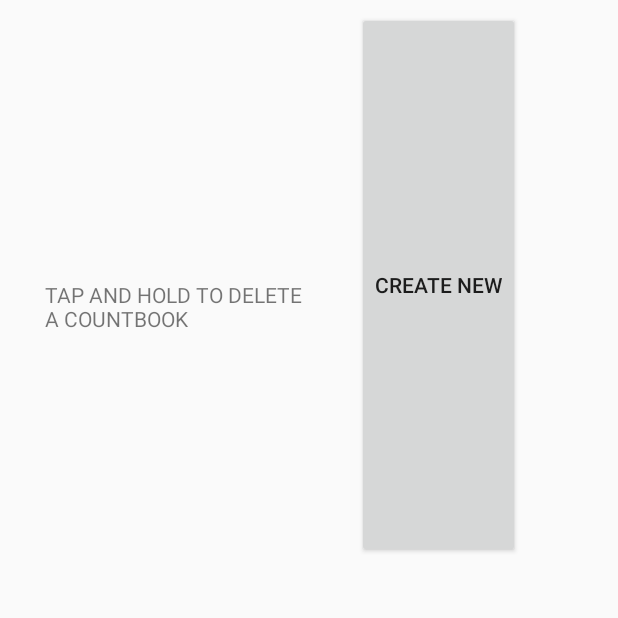
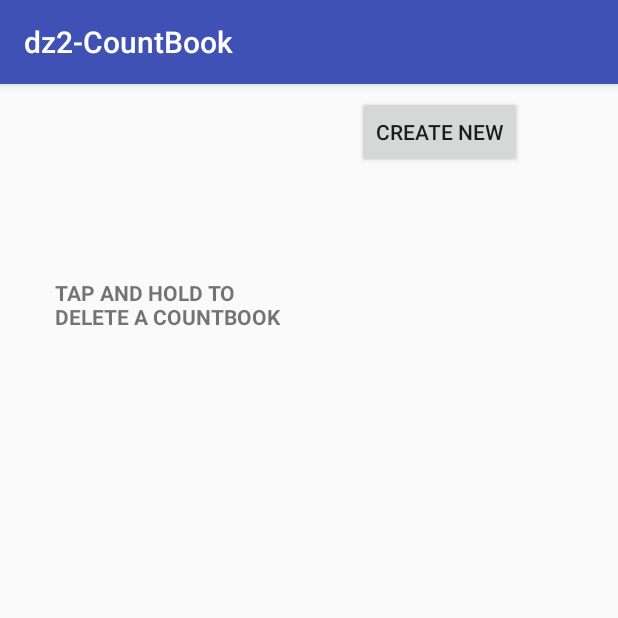
Before and after one commit to dz2/dz2-CountBook, an Android app: the screen it shows after launch (MainActivity), on a phone screen of 412 x 824 dp, the top half of it. Run offline under Robolectric (Android 15) with nearby library versions, the phone set to English and light mode, and no system bars.

Commit message:
ClassCounterMajorUpdate

```diff
--- a/app/src/main/AndroidManifest.xml
+++ b/app/src/main/AndroidManifest.xml
@@ -17,7 +17,9 @@
             </intent-filter>
         </activity>
         <activity android:name=".CreateNew"
-            android:label="CreateNew"/>
+            android:label="dz2-CounterBook"></activity>
+        <activity android:name=".EditOld"
+            android:label="dz2-CounterBook"></activity>
 
     </application>
 
--- a/app/src/main/java/dizhang/com/example/dz2_countbook/EditOld.java
+++ b/app/src/main/java/dizhang/com/example/dz2_countbook/EditOld.java
@@ -1,8 +1,11 @@
 package dizhang.com.example.dz2_countbook;
+
+import android.app.Activity;
 
 /**
  * Created by ggranked on 2017-10-01.
  */
 
-public class EditOld {
+public class EditOld extends Activity{
+
 }
--- a/app/src/main/java/dizhang/com/example/dz2_countbook/MainActivity.java
+++ b/app/src/main/java/dizhang/com/example/dz2_countbook/MainActivity.java
@@ -1,6 +1,7 @@
 package dizhang.com.example.dz2_countbook;
 
 import java.io.BufferedReader;
+import java.io.BufferedWriter;
 import java.io.FileInputStream;
 import java.io.FileNotFoundException;
 import java.io.FileOutputStream;
@@ -9,6 +10,7 @@ import java.io.InputStreamReader;
 import java.io.OutputStream;
 import java.io.OutputStreamWriter;
 import java.lang.reflect.Type;
+import java.security.cert.CRLReason;
 import java.util.ArrayList;
 import java.util.Date;
 
@@ -16,6 +18,8 @@ import android.app.Activity;
 import android.content.Context;
 import android.content.Intent;
 import android.os.Bundle;
+import android.support.v7.app.ActionBar;
+import android.support.v7.app.ActionBarActivity;
 import android.support.v7.app.AppCompatActivity;
 import android.util.Log;
 import android.view.View;
@@ -34,18 +38,16 @@ import com.google.gson.reflect.TypeToken;
 
 import java.util.ArrayList;
 
-public class MainActivity extends Activity {
+public class MainActivity extends AppCompatActivity {
     private static final String FILENAME = "file.sav";
 
-    public static ArrayList bookList;
+    public static ArrayList <Counter> bookList = new ArrayList<Counter>();
 
-    ListView mainListDis;
-
-    private ArrayList mainList;
+    private ListView mainListDis;
 
     private ArrayAdapter<Counter> adapter;
 
-    TextView textView;
+    Button createNew;
 
 
 
@@ -54,13 +56,69 @@ public class MainActivity extends Activity {
         super.onCreate(savedInstanceState);
         setContentView(R.layout.activity_main);
 
+
+
+
+
         mainListDis = (ListView) findViewById(R.id.counterList);
+        createNew = (Button) findViewById(R.id.createButton);
+        //registerForContextMenu(mainListDis);
+
+        createNew.setOnClickListener(new View.OnClickListener(){
+            public void onClick(View v) {
+                Intent intent = new Intent(MainActivity.this, CreateNew.class);
+                startActivity(intent);
+            }
+        });
+
+
+        mainListDis.setOnItemClickListener(new AdapterView.OnItemClickListener(){
+            @Override
+            public void onItemClick(AdapterView<?> parent, View v,int position,long id){
+                Intent intent = new Intent(MainActivity.this, CreateNew.class);
+                intent.putExtra("item_position",position);
+                startActivityForResult(intent, 1);
+                finish();
+            }
+        });
+
+        mainListDis.setOnItemLongClickListener(new AdapterView.OnItemLongClickListener(){
+            @Override
+            public boolean onItemLongClick(AdapterView<?> parent, View v, int position, long id){
+                bookList.remove(position);
+                adapter.notifyDataSetChanged();
+                //counter = (TextView) findViewById(R.id.count);
+                //counter.setText("number of entries : "+sizeList.size());
+                try {
+                    FileOutputStream fos = openFileOutput(FILENAME,
+                            Context.MODE_PRIVATE);
+                    BufferedWriter out = new BufferedWriter(new OutputStreamWriter(fos));
+
+                    Gson gson = new Gson();
+
+                    gson.toJson(MainActivity.bookList, out);
+
+                    out.flush();
+
+
+                    fos.close();
+
+                } catch (FileNotFoundException e) {
+                    throw new RuntimeException();
+                } catch (IOException e) {
+                    throw new RuntimeException();
+                }
+                return true;
+            }
+
+        });
 
 
 
 
 
-        setupButton();
+
+       // setupButton();
 
         //mainListDis = (ListView) findViewById(R.id.counterList);
 
@@ -79,9 +137,11 @@ public class MainActivity extends Activity {
         Intent intent = new Intent(this, CreateNew.class);
         startActivity(intent);
         finish();
-    }*/
+    }
 
    private void setupButton() {
+       bookList = new ArrayList<Counter>();
+       bookList.add(new Counter("Test", "1", "yes"));
 
         Button myButton = (Button) findViewById(R.id.createButton);
         myButton.setOnClickListener(new View.OnClickListener(){
@@ -93,7 +153,40 @@ public class MainActivity extends Activity {
             }
 
         });
+    }*/
+   public void addNew(View view){
+       Intent i = new Intent(this, CreateNew.class);
+       startActivity(i);
+       finish();
+   }
+
+
+
+
+    private void LoadFromFile(){
+        try {
+            FileInputStream fis = openFileInput(FILENAME);
+            BufferedReader in = new BufferedReader(new InputStreamReader(fis));
+
+            Gson gson = new Gson();
+
+            bookList = gson.fromJson(in, new TypeToken<ArrayList<Counter>>(){}.getType());
+
+            fis.close();
+
+        } catch (FileNotFoundException e) {
+//            sizeList = new ArrayList<Size>();
+        } catch (IOException e) {
+            throw new RuntimeException();
+        }
+    }
+    @Override
+    protected void onStart() {
+        super.onStart();
+        bookList = new ArrayList<Counter>();
+        LoadFromFile();
+
+        mainListDis.setAdapter(adapter);
     }
 
-
 }
--- a/app/src/main/res/layout/activity_main.xml
+++ b/app/src/main/res/layout/activity_main.xml
@@ -4,37 +4,24 @@
     xmlns:tools="http://schemas.android.com/tools"
     android:layout_width="match_parent"
     android:layout_height="match_parent"
-    tools:context="dizhang.com.example.dz2_countbook.MainActivity">
+    tools:context="dizhang.com.example.dz2_countbook.MainActivity"
+    tools:layout_editor_absoluteY="81dp"
+    tools:layout_editor_absoluteX="0dp">
 
     <Button
         android:id="@+id/createButton"
-        android:layout_width="wrap_content"
-        android:layout_height="0dp"
+        android:layout_width="110dp"
+        android:layout_height="wrap_content"
+        android:layout_marginBottom="8dp"
         android:layout_marginLeft="238dp"
         android:layout_marginStart="238dp"
         android:layout_marginTop="8dp"
+        android:onClick="addNew"
         android:text="Create New"
+        app:layout_constraintBottom_toTopOf="@+id/counterList"
         app:layout_constraintLeft_toLeftOf="parent"
         app:layout_constraintTop_toTopOf="parent"
-        android:layout_marginBottom="8dp"
-        app:layout_constraintBottom_toTopOf="@+id/counterList" />
-
-    <TextView
-        android:id="@+id/textView"
-        android:layout_width="179dp"
-        android:layout_height="42dp"
-        android:layout_marginBottom="8dp"
-        android:layout_marginLeft="8dp"
-        android:layout_marginRight="8dp"
-        android:layout_marginTop="8dp"
-        android:text="Tap and hold to delete a countbook"
-        android:textAllCaps="true"
-        app:layout_constraintBottom_toTopOf="@+id/counterList"
-        app:layout_constraintHorizontal_bias="0.511"
-        app:layout_constraintLeft_toLeftOf="parent"
-        app:layout_constraintRight_toLeftOf="@+id/createButton"
-        app:layout_constraintTop_toTopOf="parent"
-        app:layout_constraintVertical_bias="0.555" />
+        app:layout_constraintVertical_bias="0.0" />
 
     <ListView
         android:id="@+id/counterList"
@@ -46,4 +33,22 @@
         app:layout_constraintLeft_toLeftOf="parent"
         app:layout_constraintRight_toRightOf="parent" />
 
+    <TextView
+        android:id="@+id/textView"
+        android:layout_width="163dp"
+        android:layout_height="wrap_content"
+        android:layout_marginBottom="8dp"
+        android:layout_marginLeft="8dp"
+        android:layout_marginRight="8dp"
+        android:layout_marginTop="8dp"
+        android:text="Tap and hold to delete a countbook"
+        android:textAllCaps="true"
+        android:textStyle="bold"
+        app:layout_constraintBottom_toTopOf="@+id/counterList"
+        app:layout_constraintHorizontal_bias="0.491"
+        app:layout_constraintLeft_toLeftOf="parent"
+        app:layout_constraintRight_toLeftOf="@+id/createButton"
+        app:layout_constraintTop_toTopOf="parent"
+        app:layout_constraintVertical_bias="0.444" />
+
 </android.support.constraint.ConstraintLayout>
```
Also changed, not shown: app/src/main/java/dizhang/com/example/dz2_countbook/Counter.java (+65 -17 lines), app/src/main/java/dizhang/com/example/dz2_countbook/CreateNew.java (+29 -59 lines), app/build.gradle (line endings or trailing spaces).
